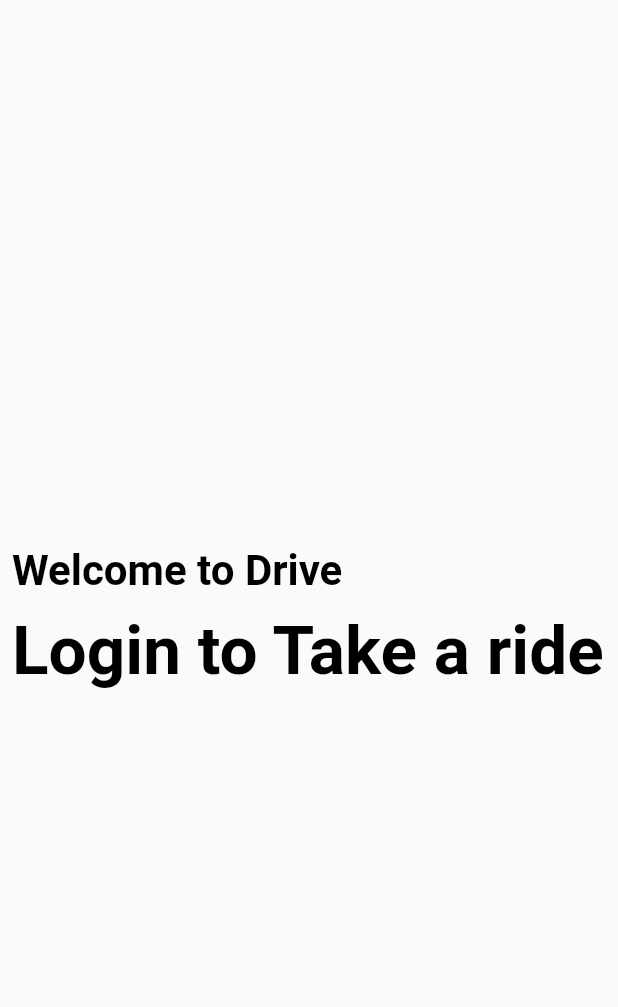
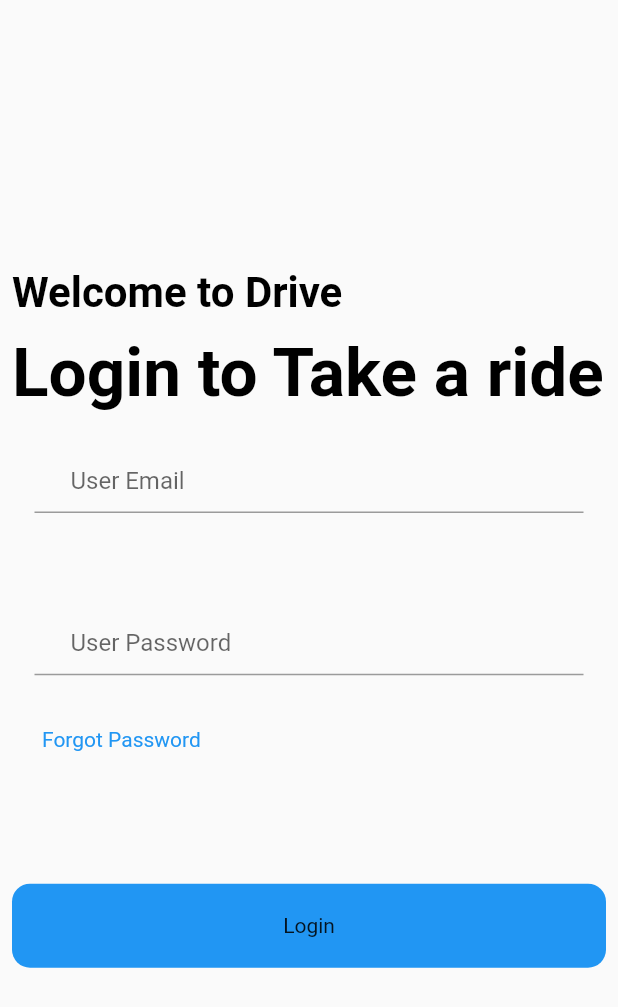
Before and after one commit to okhot/Drive, a Flutter app: the screen it shows after launch, on a phone screen of 412 x 824 dp. Shown: the top 1007 px of the screen. Run offline on Flutter 3.47's test engine with Material 2 defaults, Android fonts, the phone set to English and light mode, and no system bars.

Commit message:
commit on drive

```diff
--- a/lib/main.dart
+++ b/lib/main.dart
@@ -1,4 +1,5 @@
 import 'package:flutter/material.dart';
+import 'package:flutter/services.dart';
 
 void main() {
   runApp(const MyApp());
@@ -50,6 +51,61 @@ class LoginScreen extends StatelessWidget {
             "Login to Take a ride",
             style: TextStyle(
                 color: Colors.black, fontSize: 45, fontWeight: FontWeight.bold),
+          ),
+          Padding(
+            padding: const EdgeInsets.all(15.0),
+            child: TextField(
+              keyboardType: TextInputType.emailAddress,
+              decoration: const InputDecoration(
+                hintText: "User Email",
+                prefix: Icon(
+                  Icons.mail,
+                  color: Colors.black,
+                ),
+              ),
+            ),
+          ),
+          SizedBox(
+            height: 26,
+          ),
+          Padding(
+            padding: const EdgeInsets.all(15.0),
+            child: TextField(
+              obscureText: true,
+              keyboardType: TextInputType.visiblePassword,
+              decoration: InputDecoration(
+                hintText: "User Password",
+                prefix: Icon(
+                  Icons.lock,
+                  color: Colors.black,
+                ),
+              ),
+            ),
+          ),
+          SizedBox(
+            height: 20,
+          ),
+          Padding(
+            padding: const EdgeInsets.fromLTRB(20, 0, 0, 0),
+            child: Text(
+              "Forgot Password",
+              style: TextStyle(color: Colors.blue),
+            ),
+          ),
+          SizedBox(
+            height: 88,
+          ),
+          Container(
+            width: double.infinity,
+            child: RawMaterialButton(
+              fillColor: Colors.blue,
+              elevation: 0.0,
+              padding: EdgeInsets.symmetric(vertical: 20.0),
+              shape: RoundedRectangleBorder(
+                  borderRadius: BorderRadius.circular(12)),
+              onPressed: () {},
+              child: Text("Login"),
+            ),
           )
         ],
       ),
```
